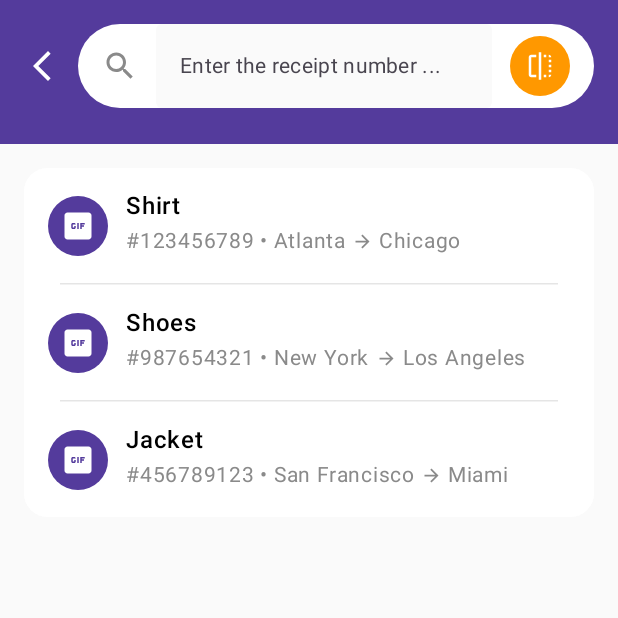
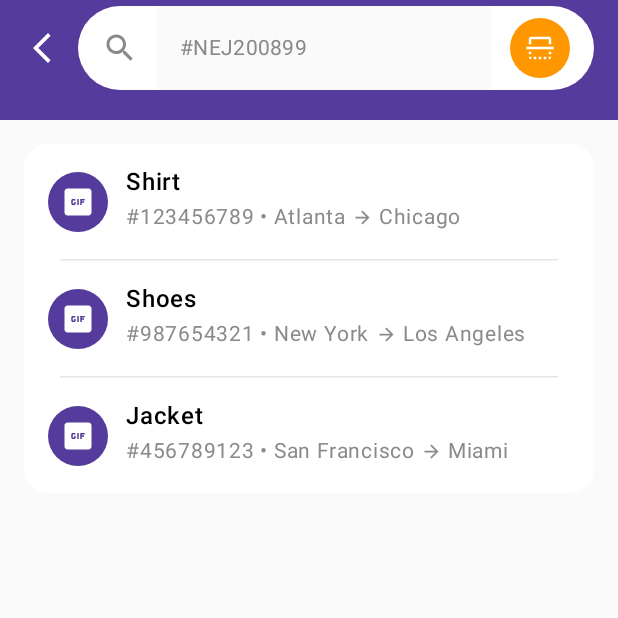
Before and after one commit to Cmi-shote/shipmentApp, an Android app built with Jetpack Compose: the SearchScreen screen opened through its navigation route, on a phone screen of 412 x 824 dp, the top half of it. Run offline under Robolectric (Android 15) with nearby library versions, the phone set to English and light mode, and no system bars.

Commit message:
#updated navigation impl

```diff
--- a/app/src/main/java/com/example/shipmentapp/navigation/AppNavigation.kt
+++ b/app/src/main/java/com/example/shipmentapp/navigation/AppNavigation.kt
@@ -37,11 +37,24 @@ fun AppNavigation(navController: NavHostController) {
         startDestination = AppRoute.MainWithBottomNav
     ) {
         composable<AppRoute.MainWithBottomNav> {
-            MainScreenWithBottomNav(navController)
+            HomeScreen(
+//                        modifier = Modifier.padding(paddingValues),
+                onSearchBarClick = {
+                    navController.navigate(AppRoute.SearchScreen)
+                },
+                navigateToCalculateScreen = {
+                    navController.navigate(AppRoute.CalculateScreen)
+                },
+                navigateToShipmentHistoryScreen = {
+                    navController.navigate(AppRoute.ShipmentHistoryScreen)
+                }
+            )
         }
 
         composable<AppRoute.SearchScreen> {
-            SearchScreen()
+            SearchScreen(
+                onBackClick = { navController.popBackStack() }
+            )
         }
 
         composable<AppRoute.CalculateScreen> {
@@ -53,96 +66,3 @@ fun AppNavigation(navController: NavHostController) {
         }
     }
 }
-
-@Composable
-fun MainScreenWithBottomNav(navController: NavHostController) {
-    var selectedTabIndex by rememberSaveable { mutableIntStateOf(0) }
-
-    Scaffold(
-        bottomBar = { BottomNavigationBar(selectedTabIndex) { selectedTabIndex = it } }
-    ) { paddingValues ->
-        // Your main content here based on selectedTabIndex
-        Box(
-            modifier = Modifier
-                .fillMaxSize()
-        ) {
-            when (selectedTabIndex) {
-                0 -> {
-                    // Groups screen content
-                    HomeScreen(
-//                        modifier = Modifier.padding(paddingValues),
-                        onSearchBarClick = {
-                            navController.navigate(AppRoute.SearchScreen)
-                        }
-                    )
-                }
-
-                1 -> {
-                   navController.navigate(AppRoute.CalculateScreen)
-                }
-
-                2 -> {
-                    navController.navigate(AppRoute.ShipmentHistoryScreen)
-                }
-
-                3 -> {
-                    Text(
-                        "Profile Screen",
-                        modifier = Modifier.padding(paddingValues)
-                    )
-                }
-            }
-        }
-    }
-}
-
-@Composable
-fun BottomNavigationBar(
-    selectedTabIndex: Int,
-    onTabSelected: (Int) -> Unit
-) {
-    val navigationItems = listOf(
-        BottomNavItem(title = "Home", icon = Icons.Outlined.Home, index = 0),
-        BottomNavItem(title = "Calculate", icon = Icons.Outlined.Calculate, index = 1),
-        BottomNavItem(title = "Shipment", icon = Icons.Default.History, index = 2),
-        BottomNavItem(title = "Profile", icon = Icons.Outlined.Person, index = 3)
-    )
-
-    NavigationBar(
-        containerColor = MaterialTheme.colorScheme.surface,
-        contentColor = MaterialTheme.colorScheme.onSurface
-    ) {
-        navigationItems.forEach { item ->
-
-            NavigationBarItem(
-                selected = selectedTabIndex == item.index,
-                onClick = {
-                    onTabSelected(item.index)
-                },
-                icon = {
-                    Icon(
-                        imageVector = item.icon,
-                        contentDescription = item.title
-                    )
-                },
-                label = {
-                    Text(item.title)
-                },
-                colors = NavigationBarItemDefaults.colors(
-                    selectedIconColor = MaterialTheme.colorScheme.primary,
-                    selectedTextColor = MaterialTheme.colorScheme.primary,
-                    unselectedIconColor = MaterialTheme.colorScheme.onSurfaceVariant,
-                    unselectedTextColor = MaterialTheme.colorScheme.onSurfaceVariant,
-                    indicatorColor = MaterialTheme.colorScheme.primaryContainer
-                )
-            )
-        }
-    }
-}
-
-// Data class for bottom navigation items
-data class BottomNavItem(
-    val title: String,
-    val icon: ImageVector,
-    val index: Int
-)
--- /dev/null
+++ b/app/src/main/java/com/example/shipmentapp/presentation/components/BottomNavigationBar.kt
@@ -0,0 +1,66 @@
+package com.example.shipmentapp.presentation.components
+
+import androidx.compose.material.icons.Icons
+import androidx.compose.material.icons.filled.History
+import androidx.compose.material.icons.outlined.Calculate
+import androidx.compose.material.icons.outlined.Home
+import androidx.compose.material.icons.outlined.Person
+import androidx.compose.material3.Icon
+import androidx.compose.material3.MaterialTheme
+import androidx.compose.material3.NavigationBar
+import androidx.compose.material3.NavigationBarItem
+import androidx.compose.material3.NavigationBarItemDefaults
+import androidx.compose.material3.Text
+import androidx.compose.runtime.Composable
+import androidx.compose.ui.graphics.vector.ImageVector
+
+@Composable
+fun BottomNavigationBar(
+    selectedTabIndex: Int,
+    onTabSelected: (Int) -> Unit
+) {
+    val navigationItems = listOf(
+        BottomNavItem(title = "Home", icon = Icons.Outlined.Home, index = 0),
+        BottomNavItem(title = "Calculate", icon = Icons.Outlined.Calculate, index = 1),
+        BottomNavItem(title = "Shipment", icon = Icons.Default.History, index = 2),
+        BottomNavItem(title = "Profile", icon = Icons.Outlined.Person, index = 3)
+    )
+
+    NavigationBar(
+        containerColor = MaterialTheme.colorScheme.surface,
+        contentColor = MaterialTheme.colorScheme.onSurface
+    ) {
+        navigationItems.forEach { item ->
+
+            NavigationBarItem(
+                selected = selectedTabIndex == item.index,
+                onClick = {
+                    onTabSelected(item.index)
+                },
+                icon = {
+                    Icon(
+                        imageVector = item.icon,
+                        contentDescription = item.title
+                    )
+                },
+                label = {
+                    Text(item.title)
+                },
+                colors = NavigationBarItemDefaults.colors(
+                    selectedIconColor = MaterialTheme.colorScheme.primary,
+                    selectedTextColor = MaterialTheme.colorScheme.primary,
+                    unselectedIconColor = MaterialTheme.colorScheme.onSurfaceVariant,
+                    unselectedTextColor = MaterialTheme.colorScheme.onSurfaceVariant,
+                    indicatorColor = MaterialTheme.colorScheme.primaryContainer
+                )
+            )
+        }
+    }
+}
+
+// Data class for bottom navigation items
+data class BottomNavItem(
+    val title: String,
+    val icon: ImageVector,
+    val index: Int
+)
--- a/app/src/main/java/com/example/shipmentapp/presentation/components/SearchBar.kt
+++ b/app/src/main/java/com/example/shipmentapp/presentation/components/SearchBar.kt
@@ -27,6 +27,7 @@ import androidx.compose.runtime.remember
 import androidx.compose.runtime.setValue
 import androidx.compose.ui.Alignment
 import androidx.compose.ui.Modifier
+import androidx.compose.ui.draw.rotate
 import androidx.compose.ui.graphics.Color
 import androidx.compose.ui.tooling.preview.Preview
 import androidx.compose.ui.unit.dp
@@ -40,6 +41,7 @@ fun SearchBar(
     showBackIcon: Boolean = false,
     onActionClick: () -> Unit = {},
     onSearchBarClick: () -> Unit = {},
+    onBackClick: () -> Unit = {},
     readOnly: Boolean = false
 ) {
     var searchQuery by remember { mutableStateOf("") }
@@ -50,7 +52,9 @@ fun SearchBar(
                 imageVector = Icons.Default.ArrowBackIosNew,
                 contentDescription = "Back",
                 tint = Color.White,
-                modifier = Modifier.size(24.dp)
+                modifier = Modifier.size(24.dp).clickable {
+                    onBackClick()
+                }
             )
             Spacer(modifier = Modifier.width(12.dp))
         }
@@ -90,7 +94,7 @@ fun SearchBar(
                     singleLine = true,
                     modifier = Modifier.fillMaxWidth(),
                     readOnly = readOnly,
-                    placeholder = { Text(text = placeholder, style = MaterialTheme.typography.bodyMedium) },
+                    placeholder = { Text(text = placeholder, style = MaterialTheme.typography.bodyMedium, color = Color.Gray) },
                 )
             }
 
@@ -111,7 +115,7 @@ fun SearchBar(
                         imageVector = Icons.Default.Flip,
                         contentDescription = "Action",
                         tint = Color.White,
-                        modifier = Modifier.size(20.dp)
+                        modifier = Modifier.size(20.dp).rotate(90f)
                     )
                 }
             }
--- a/app/src/main/java/com/example/shipmentapp/presentation/home/HomeScreen.kt
+++ b/app/src/main/java/com/example/shipmentapp/presentation/home/HomeScreen.kt
@@ -14,10 +14,14 @@ import androidx.compose.foundation.lazy.items
 import androidx.compose.foundation.rememberScrollState
 import androidx.compose.foundation.verticalScroll
 import androidx.compose.material3.MaterialTheme
+import androidx.compose.material3.Scaffold
 import androidx.compose.material3.Text
 import androidx.compose.runtime.Composable
+import androidx.compose.runtime.getValue
+import androidx.compose.runtime.mutableIntStateOf
+import androidx.compose.runtime.saveable.rememberSaveable
+import androidx.compose.runtime.setValue
 import androidx.compose.ui.Modifier
-import androidx.compose.ui.graphics.Color
 import androidx.compose.ui.res.colorResource
 import androidx.compose.ui.text.font.FontWeight
 import androidx.compose.ui.tooling.preview.Preview
@@ -27,6 +31,7 @@ import com.example.shipmentapp.models.Shipment
 import com.example.shipmentapp.models.Vehicles
 import com.example.shipmentapp.models.sampleShipments
 import com.example.shipmentapp.models.vehiclesList
+import com.example.shipmentapp.presentation.components.BottomNavigationBar
 import com.example.shipmentapp.presentation.components.SearchBar
 import com.example.shipmentapp.presentation.components.ShipmentCard
 import com.example.shipmentapp.presentation.components.VehiclesCard
@@ -35,28 +40,29 @@ import com.example.shipmentapp.presentation.components.VehiclesCard
 fun HomeScreen(
     modifier: Modifier = Modifier,
     shipment: Shipment = sampleShipments[0],
-    onSearchBarClick: () -> Unit = {}
+    onSearchBarClick: () -> Unit = {},
+    navigateToCalculateScreen: () -> Unit = {},
+    navigateToShipmentHistoryScreen: () -> Unit = {}
 ) {
-    Column(
+    var selectedTabIndex by rememberSaveable { mutableIntStateOf(0) }
+
+    Scaffold(
         modifier = modifier
-            .fillMaxSize()
-    ) {
-
+            .fillMaxSize(),
+        topBar = {
+            HomePageToolbar()
+        },
+        content = { paddingValues ->
+            Column(modifier = Modifier.padding(paddingValues)){
                 Box(
                     modifier = Modifier
                         .background(color = colorResource(id = R.color.app_color_purple))
                 ) {
-            // TODO: Add tracking info as shown in the design
-
-            Column {
-                HomePageToolbar()
-
                     SearchBar(
                         onSearchBarClick = onSearchBarClick,
                         readOnly = true,
                         modifier = Modifier.padding(16.dp)
                     )
-            }
                 }
 
                 Column(
@@ -88,6 +94,23 @@ fun HomeScreen(
                     AvailableVehiclesCard()
                 }
             }
+        },
+        bottomBar = {
+            BottomNavigationBar(
+                selectedTabIndex = selectedTabIndex,
+                onTabSelected = { index ->
+                    selectedTabIndex = index
+                    // Handle navigation based on selected tab
+                    when (index) {
+                        0 -> { /* Already on Home - no navigation needed */ }
+                        1 -> navigateToCalculateScreen()
+                        2 -> navigateToShipmentHistoryScreen()
+                        3 -> { /* not shown in video */ }
+                    }
+                }
+            )
+        }
+    )
 }
 
 @Composable
@@ -100,7 +123,9 @@ fun AvailableVehiclesCard(vehicles: List<Vehicles> = vehiclesList) {
                 title = vehicle.vehicleType,
                 subtitle = vehicle.desc,
                 image = vehicle.image,
-                modifier = Modifier.height(200.dp).width(170.dp)
+                modifier = Modifier
+                    .height(200.dp)
+                    .width(170.dp)
             )
         }
     }
--- a/app/src/main/java/com/example/shipmentapp/presentation/search/SearchScreen.kt
+++ b/app/src/main/java/com/example/shipmentapp/presentation/search/SearchScreen.kt
@@ -11,7 +11,10 @@ import androidx.compose.foundation.lazy.LazyColumn
 import androidx.compose.foundation.shape.RoundedCornerShape
 import androidx.compose.material3.Card
 import androidx.compose.material3.CardDefaults
+import androidx.compose.material3.ExperimentalMaterial3Api
 import androidx.compose.material3.HorizontalDivider
+import androidx.compose.material3.TopAppBar
+import androidx.compose.material3.TopAppBarDefaults
 import androidx.compose.runtime.Composable
 import androidx.compose.ui.Modifier
 import androidx.compose.ui.graphics.Color
@@ -24,26 +27,41 @@ import com.example.shipmentapp.models.sampleOrders
 import com.example.shipmentapp.presentation.components.SearchBar
 import com.example.shipmentapp.ui.theme.ShipmentAppTheme
 
+@OptIn(ExperimentalMaterial3Api::class)
 @Composable
 fun SearchScreen(
     modifier: Modifier = Modifier,
-    orders: List<Order> = sampleOrders) {
+    orders: List<Order> = sampleOrders,
+    onBackClick: () -> Unit = {}
+) {
     LazyColumn(modifier = modifier) {
+        item {
+            TopAppBar(
+                title = {
+                    SearchBar(
+                        showBackIcon = true,
+                        onSearchBarClick = onBackClick,
+                        modifier = Modifier.padding(end = 16.dp),
+                        placeholder = "#NEJ200899"
+                    )
+                },
+                colors = TopAppBarDefaults.topAppBarColors(
+                    containerColor = colorResource(id = R.color.app_color_purple)
+                )
+            )
+        }
+
         item {
             Box(
                 modifier = Modifier
-                    .background(color = colorResource(id = R.color.app_color_purple))
-                    .padding(top = 16.dp, start = 16.dp, end = 16.dp, bottom = 24.dp)
-            ) {
-                SearchBar(
-                    showBackIcon = true
-                )
-            }
-
-            Spacer(modifier = Modifier.height(16.dp))
+                    .fillMaxWidth()
+                    .height(16.dp)
+                    .background(colorResource(id = R.color.app_color_purple))
+            )
         }
 
         item {
+            Spacer(modifier = Modifier.height(16.dp))
             Card(
                 modifier = Modifier
                     .fillMaxWidth()
```
Lines whose indentation alone changed are shown as unchanged.
